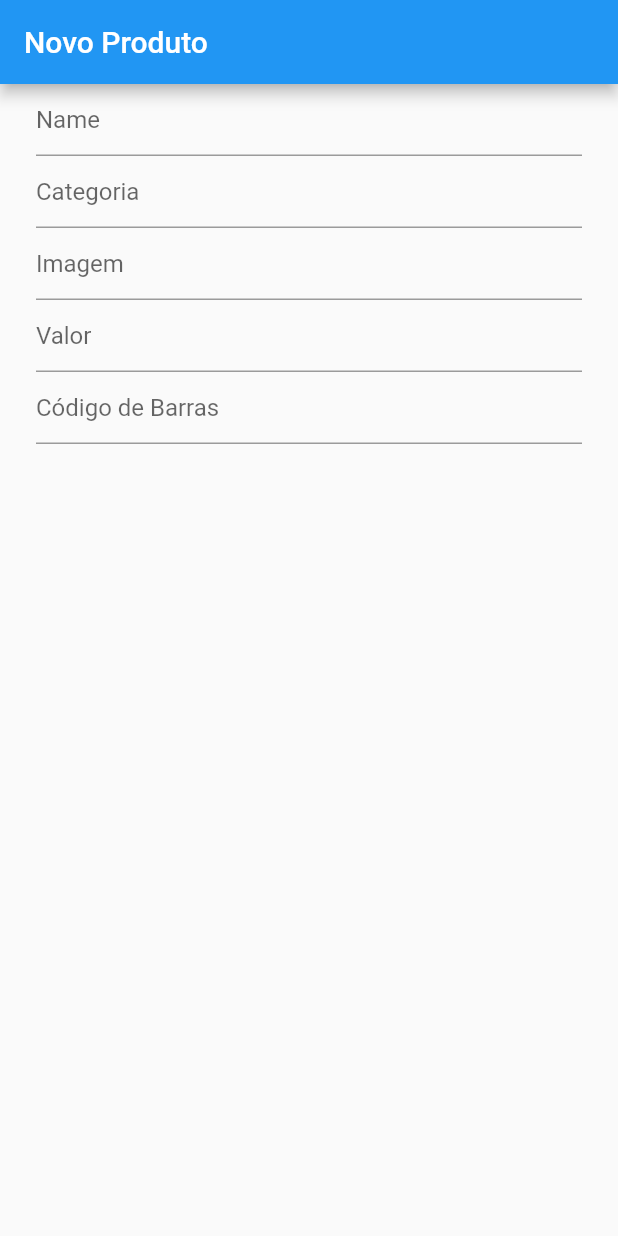
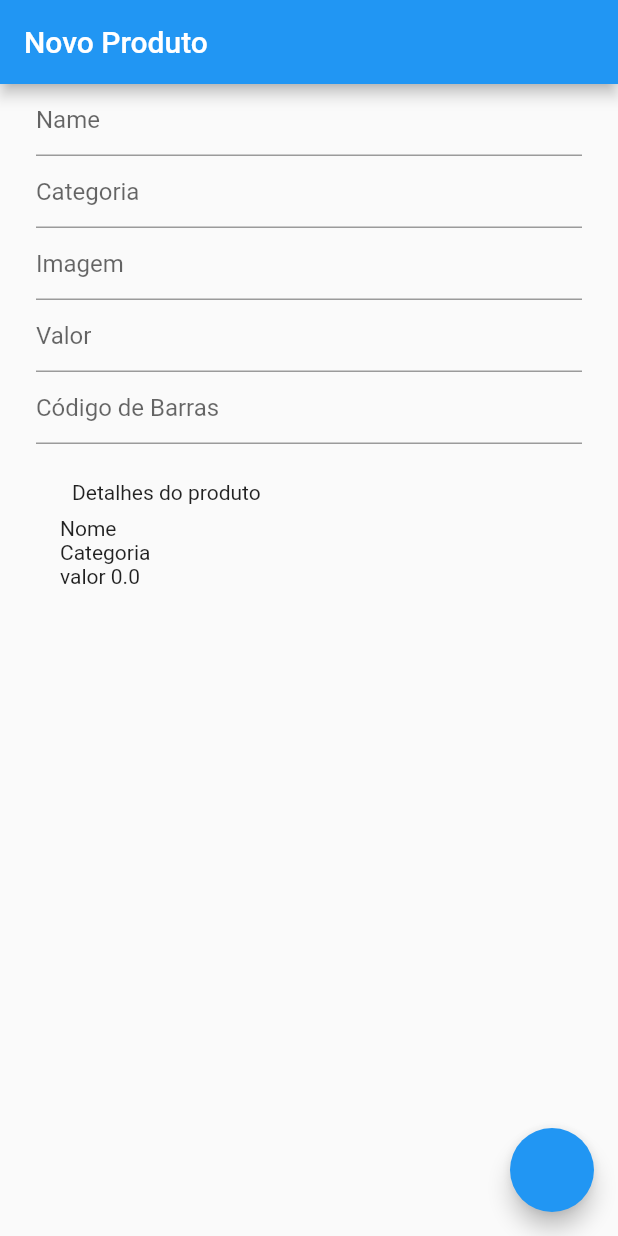
Before and after one commit to guiinfo3333/Estudando-Bloc, a Flutter app: the screen it shows after launch, on a phone screen of 412 x 824 dp. Run offline on Flutter 3.47's test engine with Material 2 defaults, Android fonts, the phone set to English and light mode, and no system bars; our stand-ins replace bloc, equatable, flutter_bloc; missing offline and left inert: dart:ffi.

```diff
--- a/lib/pages/product/bloc/product_bloc.dart
+++ b/lib/pages/product/bloc/product_bloc.dart
@@ -9,7 +9,7 @@ part 'product_event.dart';
 part 'product_state.dart';
 
 class ProductBloc extends Bloc<ProductEvent, ProductState> {
-  ProductBloc() : super(ProductInitial());
+  ProductBloc() : super(ProductDefaultState(product: Product.empty()));
 
   Product _product = Product.empty();
 
--- a/lib/pages/product/bloc/product_state.dart
+++ b/lib/pages/product/bloc/product_state.dart
@@ -1,6 +1,6 @@
 part of 'product_bloc.dart';
 
-abstract class ProductState extends Equatable {
+abstract class ProductState {
   const ProductState();
 }
 
@@ -15,6 +15,5 @@ class ProductDefaultState extends ProductState {
   final Product product;
   ProductDefaultState({required this.product});
 
-  @override
-  List<Object> get props => [product];
+
 }
--- a/lib/pages/product/product_page.dart
+++ b/lib/pages/product/product_page.dart
@@ -1,5 +1,9 @@
+import 'dart:ffi';
+
 import 'package:flutter/material.dart';
 import 'package:flutter_bloc/flutter_bloc.dart';
+import 'package:flutter_block_experto/models/products.dart';
+import 'package:flutter_block_experto/pages/Details/details.dart';
 import 'package:flutter_block_experto/pages/product/bloc/product_bloc.dart';
 
 class ProductPage extends StatelessWidget {
@@ -16,37 +20,69 @@ class ProductPage extends StatelessWidget {
         key: _formkey,
         child: Padding(
           padding: const EdgeInsets.symmetric(horizontal: 24.0),
-          child: ListView(
+          child: BlocBuilder<ProductBloc, ProductState>(
+              bloc: bloc,
+              builder: (context, state) {
+                var stateProduct = (state as ProductDefaultState);
+                var product = stateProduct.product;
+                return ListView(
                   children: [
                     TextFormField(
                       decoration: InputDecoration(hintText: 'Name'),
-                onChanged:(name)=>bloc.add(ProductEventUpdate(name: name)),  //chama o evento q atualiza
+                      onChanged: (name) => bloc.add(ProductEventUpdate(
+                          name: name)), //chama o evento q atualiza
                     ),
                     TextFormField(
                       decoration: InputDecoration(hintText: 'Categoria'),
-                onChanged:(category)=>bloc.add(ProductEventUpdate(category: category)),  //chama o evento q atualiz
+                      onChanged: (category) => bloc.add(ProductEventUpdate(
+                          category: category)), //chama o evento q atualiz
                     ),
                     TextFormField(
                       decoration: InputDecoration(hintText: 'Imagem'),
-                onChanged:(image)=>bloc.add(ProductEventUpdate(image: image)),  //chama o evento q atualiz
+                      onChanged: (image) => bloc.add(ProductEventUpdate(
+                          image: image)), //chama o evento q atualiz
                     ),
                     TextFormField(
                       keyboardType: TextInputType.number,
                       decoration: InputDecoration(hintText: 'Valor'),
-                onChanged:(value)=>bloc.add(ProductEventUpdate(value:double.parse(value))),  //chama o evento q atualiz
+                      onChanged: (value) => bloc.add(ProductEventUpdate(
+                          value:
+                              double.parse(value))), //chama o evento q atualiz
                     ),
                     TextFormField(
                       decoration: InputDecoration(hintText: 'Código de Barras'),
-                onChanged:(barcode)=>bloc.add(ProductEventUpdate(barCode:barcode)),  //chama o evento q atualiz
+                      onChanged: (barcode) => bloc.add(ProductEventUpdate(
+                          barCode: barcode)), //chama o evento q atualiz
                     ),
-              Column(
+                    Padding(
+                      padding: const EdgeInsets.all(16.0),
+                      child: Column(
+                        crossAxisAlignment: CrossAxisAlignment.start,
                         children: [
-                  Text("")
+                          Padding(
+                            padding: const EdgeInsets.all(8.0),
+                            child: Text("Detalhes do produto"),
+                          ),
+                          Text("Nome ${product.name}"),
+                          Text("Categoria ${product.category}"),
+                          Text("valor ${product.value}"),
                         ],
+                      ),
                     )
                   ],
+                );
+              }),
         ),
       ),
+      floatingActionButton: FloatingActionButton(
+        onPressed: () {
+          Navigator.push(
+              context,
+              MaterialPageRoute(
+                  builder: (BuildContext context) => Details(
+                        product: bloc.product,
+                      )));
+        },
       ),
     );
   }
```
Also changed, not shown: lib/pages/Details/details.dart (added, +32 -0 lines). Lines whose indentation alone changed are shown as unchanged.
